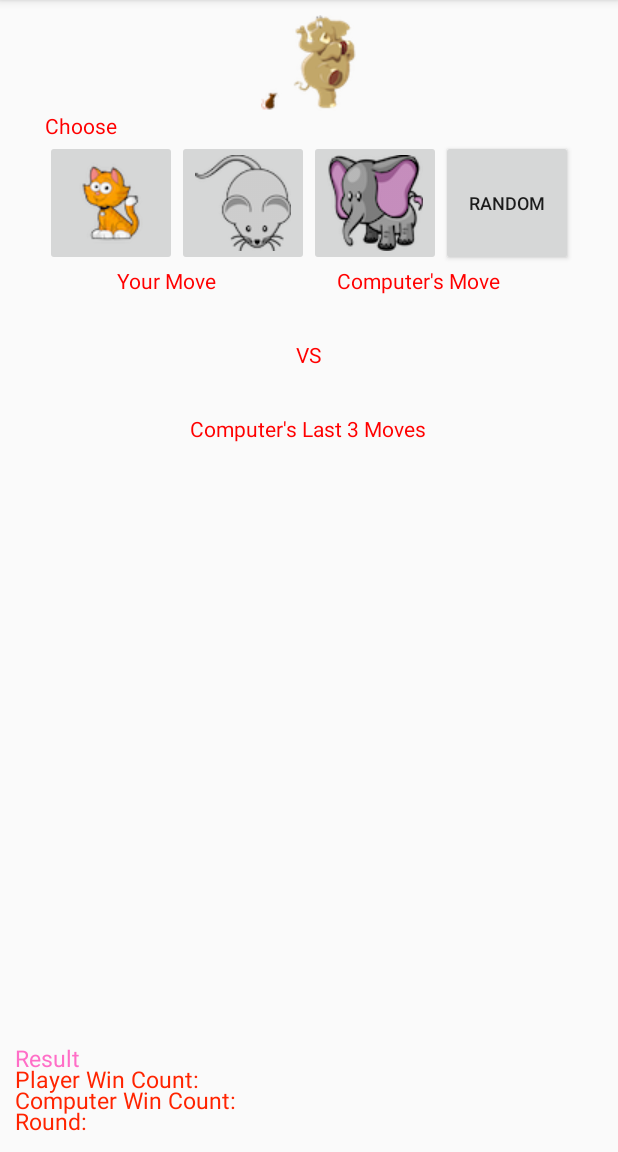
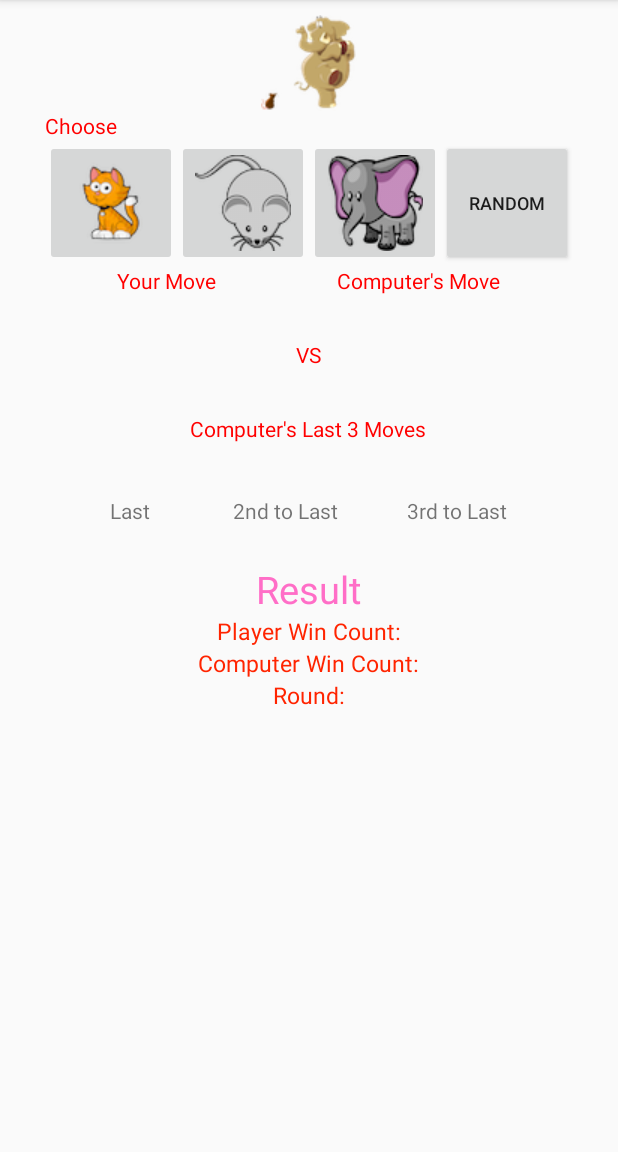
Before and after one commit to itorras13/androidProject1, an Android app: the screen it shows after launch (MainActivity), on a phone screen of 412 x 824 dp, the part 84-1236 px from its top. Run offline under Robolectric (Android 15) with nearby library versions, the phone set to English and light mode, and no system bars.

```diff
--- a/app/src/main/res/layout/activity_main.xml
+++ b/app/src/main/res/layout/activity_main.xml
@@ -167,22 +167,61 @@
             android:layout_marginLeft="40dp"/>
     </LinearLayout>
 
+    <LinearLayout
+        android:id="@+id/linear_layout6"
+        android:layout_width="match_parent"
+        android:layout_height="wrap_content"
+        android:layout_below="@id/linear_layout5"
+        android:layout_marginTop="5dp"
+        android:orientation="horizontal"
+        android:gravity="center_horizontal"
+        >
+
+        <TextView
+            android:id="@+id/pastCmp1Text"
+            android:layout_width="wrap_content"
+            android:layout_height="wrap_content"
+            android:text="Last" />
+
+        <TextView
+            android:id="@+id/pastCmp2Text"
+            android:layout_width="wrap_content"
+            android:layout_height="wrap_content"
+            android:layout_marginLeft="55dp"
+            android:text="2nd to Last" />
+
+        <TextView
+            android:id="@+id/pastCmp3Text"
+            android:layout_width="wrap_content"
+            android:layout_height="wrap_content"
+            android:layout_marginLeft="46dp"
+            android:text="3rd to Last"/>
+    </LinearLayout>
+
+    <LinearLayout
+        android:id="@+id/linear_layout7"
+        android:layout_width="match_parent"
+        android:layout_height="wrap_content"
+        android:layout_below="@id/linear_layout6"
+        android:layout_marginTop="25dp"
+        android:orientation="vertical"
+        android:gravity="center_horizontal"
+        >
+
         <TextView android:id="@+id/textResult"
             android:layout_width="wrap_content"
             android:layout_height="wrap_content"
             android:layout_alignLeft="@+id/viewCmp"
             android:layout_alignParentBottom="true"
-        android:layout_marginBottom="42dp"
             android:textColor="#ff6ec7"
             android:text="Result"
-        android:textSize="15sp" />
+            android:textSize="25sp" />
 
         <TextView android:id="@+id/winCount"
             android:layout_width="wrap_content"
             android:layout_height="wrap_content"
             android:layout_alignLeft="@+id/textResult"
             android:layout_alignParentBottom="true"
-        android:layout_marginBottom="28dp"
             android:textColor="#ff2400"
             android:text="Player Win Count:"
             android:textSize="15sp" />
@@ -192,7 +231,6 @@
             android:layout_height="wrap_content"
             android:layout_alignLeft="@+id/winCount"
             android:layout_alignParentBottom="true"
-        android:layout_marginBottom="14dp"
             android:textColor="#ff2400"
             android:text="Computer Win Count:"
             android:textSize="15sp" />
@@ -206,5 +244,6 @@
             android:text="Round:"
             android:textColor="#ff2400"
             android:textSize="15sp" />
+    </LinearLayout>
 
 </RelativeLayout>
```
Also changed, not shown: app/src/main/java/com/itorras/project1/MainActivity.java (+19 -10 lines). Lines whose indentation alone changed are shown as unchanged.
